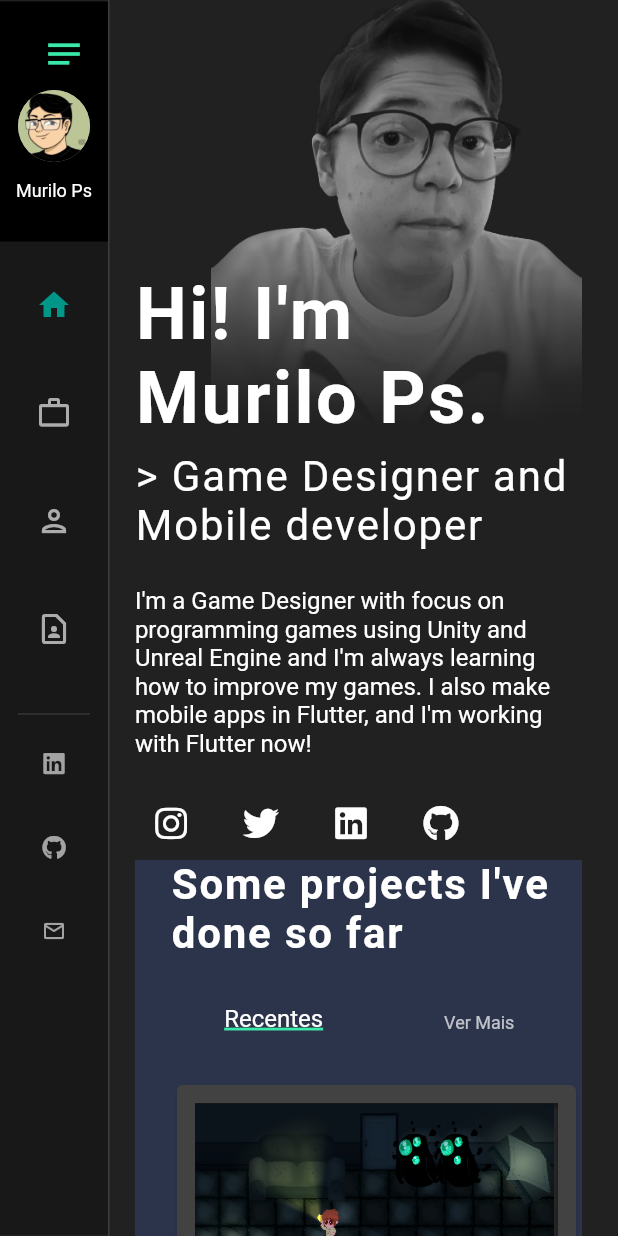
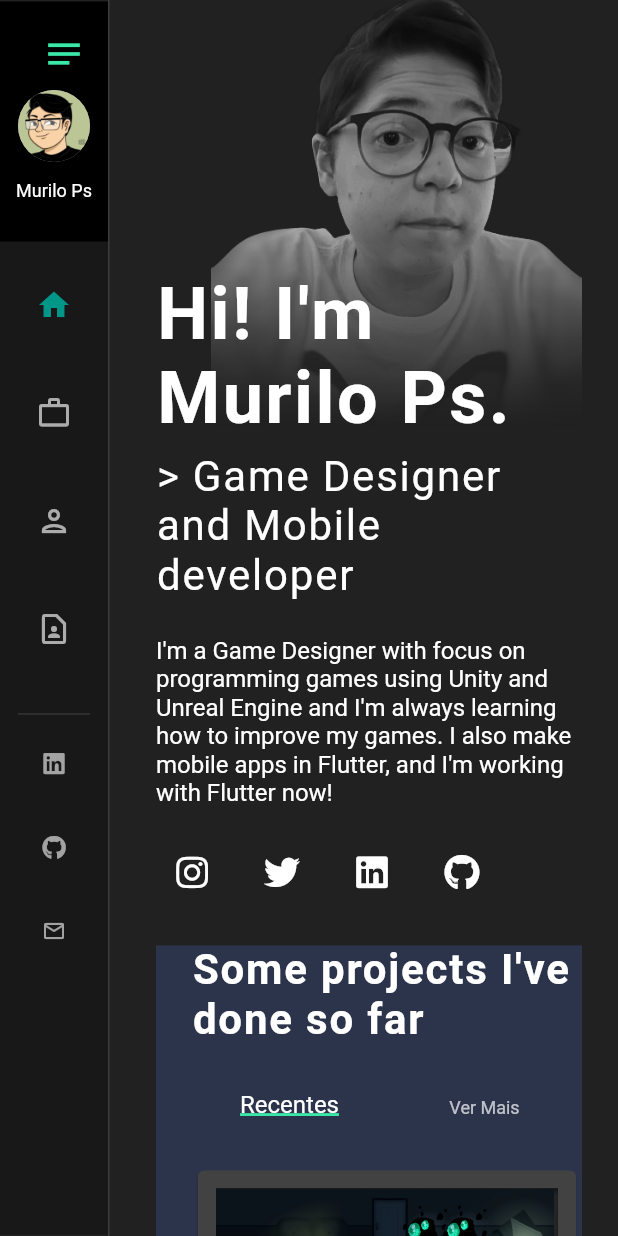
Before and after one commit to murilinhoPs/murilinho-portfolio, a Flutter app: the screen it shows after launch, on a phone screen of 412 x 824 dp. Run offline on Flutter 3.47's test engine with Material 2 defaults, Android fonts, the phone set to English and light mode, and no system bars; our stand-ins replace flutter_markdown, responsive_builder.

Commit message:
Adjust responsive screen values

```diff
--- a/lib/pages/main_page/main_page.dart
+++ b/lib/pages/main_page/main_page.dart
@@ -15,6 +15,11 @@ class _MainPageState extends State<MainPage> {
   Widget build(BuildContext context) {
     return Scaffold(
       body: ScreenTypeLayout(
+        breakpoints: ScreenBreakpoints(
+          desktop: 800,
+          tablet: 500,
+          watch: 200,
+        ),
         desktop: MainPageDesktop(),
         mobile: MainPageMobile(),
       ),
--- a/lib/pages/main_page/main_page_desktop.dart
+++ b/lib/pages/main_page/main_page_desktop.dart
@@ -13,7 +13,10 @@ class MainPageDesktop extends StatelessWidget {
         Expanded(
           child: ListView(
             padding: const EdgeInsets.symmetric(horizontal: 24.0),
-            children: [HomeSection(), ProjectsSection()],
+            children: [
+              HomeSection(),
+              ProjectsSection(),
+            ],
           ),
         ),
       ],
--- a/lib/pages/main_page/main_page_mobile.dart
+++ b/lib/pages/main_page/main_page_mobile.dart
@@ -6,20 +6,19 @@ import 'package:murilinho_portfolio/pages/main_page/sections/projects/projects_s
 class MainPageMobile extends StatelessWidget {
   @override
   Widget build(BuildContext context) {
-    final width = MediaQuery.of(context).size.width;
-
     return Stack(
       children: [
         Positioned(
           top: 0,
           bottom: 0,
-          left: width * 0.16,
+          left: 80.0,
           right: 0,
           child: ListView(
             padding: const EdgeInsets.symmetric(horizontal: 24.0),
             shrinkWrap: true,
             children: [
               HomeSection(),
+              SizedBox(height: 24.0),
               ProjectsSection(),
             ],
           ),
--- a/lib/pages/main_page/sections/projects/projects_navigation.dart
+++ b/lib/pages/main_page/sections/projects/projects_navigation.dart
@@ -21,7 +21,6 @@ class _ProjectsNavigationState extends State<ProjectsNavigation> {
     return BottomNavigationBar(
       backgroundColor: Colors.transparent,
       elevation: 0.0,
-      landscapeLayout: BottomNavigationBarLandscapeLayout.centered,
       selectedLabelStyle: TextStyle(
         decoration: TextDecoration.underline,
         decorationThickness: 2.4,
```
